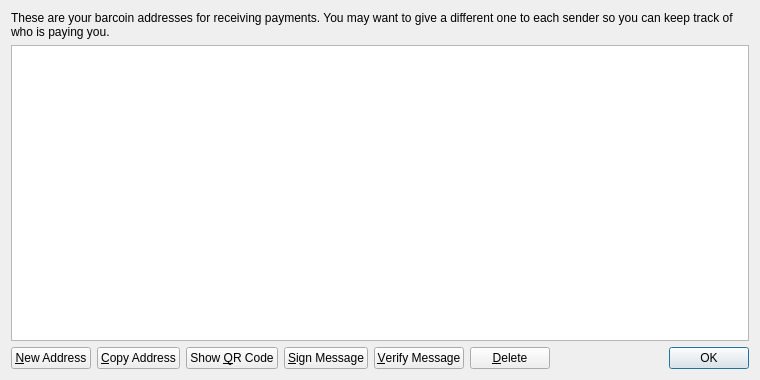
First picture: the form in src/qt/forms/addressbookpage.ui, repository tolarcoin/tolarcoin, before the edit.
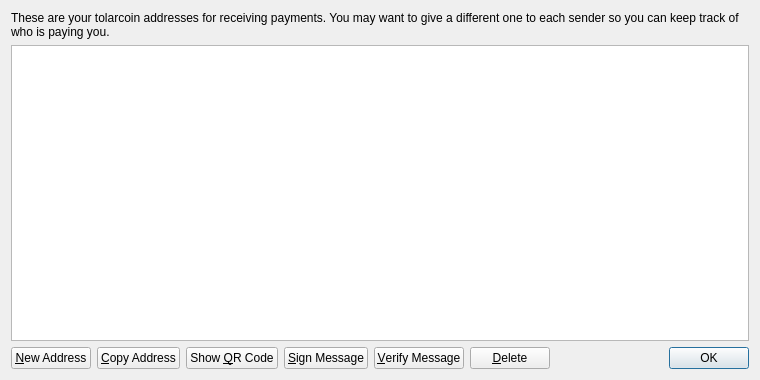
Second picture: the form after the edit. Icons and pictures are not drawn.

The edit to the form file:
```diff
--- a/src/qt/forms/addressbookpage.ui
+++ b/src/qt/forms/addressbookpage.ui
@@ -17,7 +17,7 @@
    <item>
     <widget class="QLabel" name="labelExplanation">
      <property name="text">
-      <string>These are your barcoin addresses for receiving payments. You may want to give a different one to each sender so you can keep track of who is paying you.</string>
+      <string>These are your tolarcoin addresses for receiving payments. You may want to give a different one to each sender so you can keep track of who is paying you.</string>
      </property>
      <property name="textFormat">
       <enum>Qt::PlainText</enum>
```
